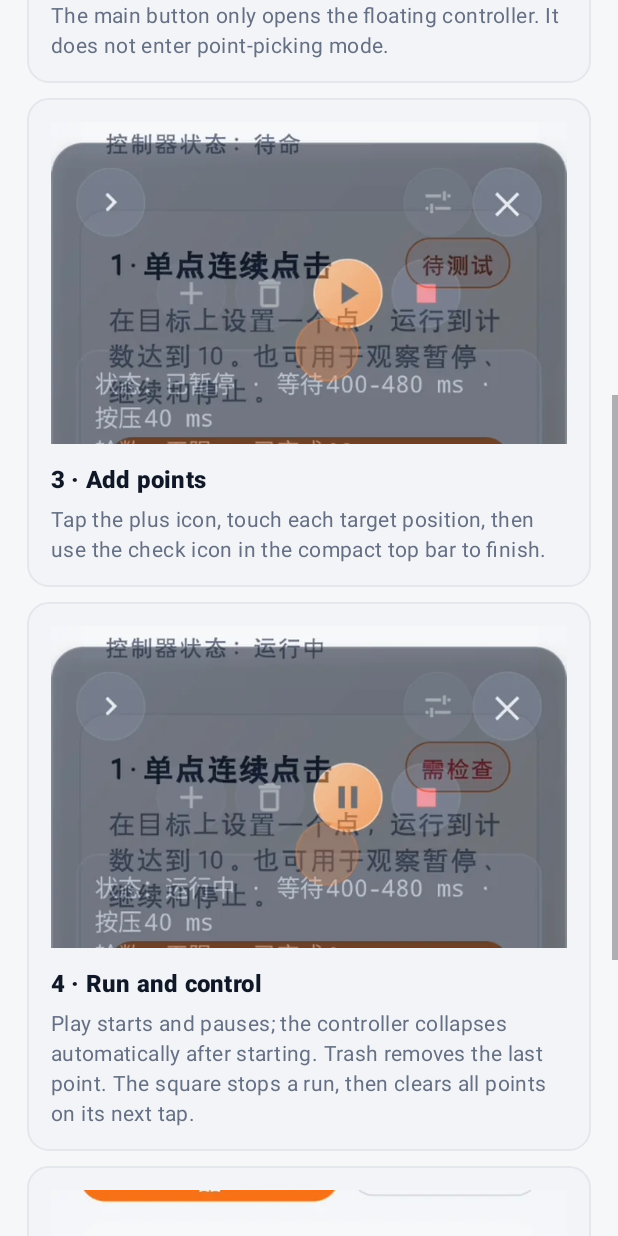
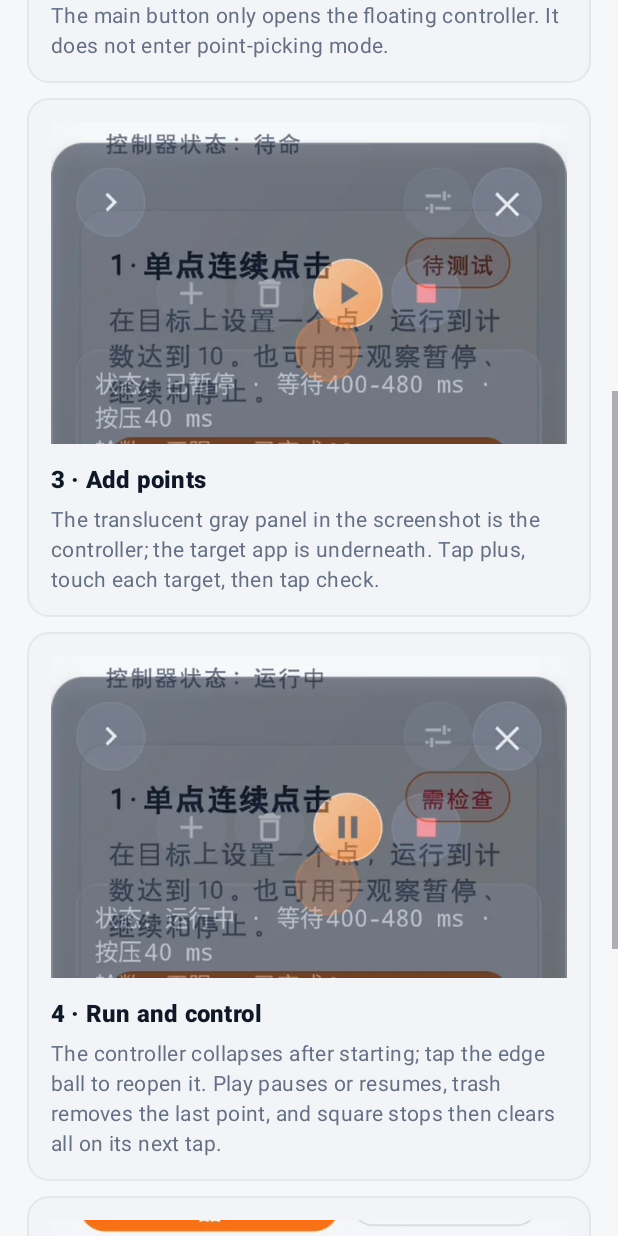
Before and after one commit to JX-Lab/AutoTapper, an Android app: the TutorialActivity screen opened directly, with no data from a screen before it, scrolled down 576 dp, on a phone screen of 412 x 824 dp. Run offline under Robolectric (Android 15) with nearby library versions, the phone set to English and light mode, and no system bars.

Commit message:
docs: clarify tutorial screenshot context

```diff
--- a/app/src/main/res/values/strings.xml
+++ b/app/src/main/res/values/strings.xml
@@ -119,9 +119,9 @@
     <string name="tutorial_step_2_title">2 · Open the controller</string>
     <string name="tutorial_step_2_body">The main button only opens the floating controller. It does not enter point-picking mode.</string>
     <string name="tutorial_step_3_title">3 · Add points</string>
-    <string name="tutorial_step_3_body">Tap the plus icon, touch each target position, then use the check icon in the compact top bar to finish.</string>
+    <string name="tutorial_step_3_body">The translucent gray panel in the screenshot is the controller; the target app is underneath. Tap plus, touch each target, then tap check.</string>
     <string name="tutorial_step_4_title">4 · Run and control</string>
-    <string name="tutorial_step_4_body">Play starts and pauses; the controller collapses automatically after starting. Trash removes the last point. The square stops a run, then clears all points on its next tap.</string>
+    <string name="tutorial_step_4_body">The controller collapses after starting; tap the edge ball to reopen it. Play pauses or resumes, trash removes the last point, and square stops then clears all on its next tap.</string>
     <string name="tutorial_step_5_title">5 · Move and collapse</string>
     <string name="tutorial_step_5_body">Drag the controller or ball; it snaps to the nearest edge. Use the chevron icon to collapse and × to close.</string>
     <string name="tutorial_done">Got it</string>
```
Also changed, not shown: 1 other file.
